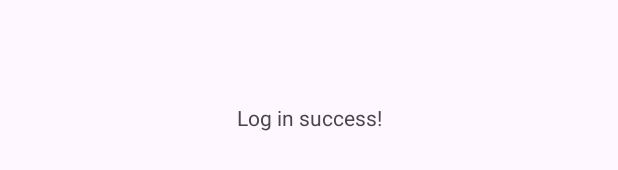
After one commit to githubtvp/HomeTutorProtoType, an Android app: the layout activity_success_log_in.xml on its own in the app's theme, with its tools: preview values and no code run, on a phone screen of 412 x 824 dp. The commit adds this screen. Shown: the part 499-669 px from the top of the screen. Run offline under Robolectric (Android 15) with nearby library versions, the phone set to English and light mode, and no system bars.

Commit message:
Saving latest Updates with script

```diff
--- a/LogIn/app/src/main/AndroidManifest.xml
+++ b/LogIn/app/src/main/AndroidManifest.xml
@@ -13,6 +13,9 @@
         android:theme="@style/Theme.LogIn"
         tools:targetApi="31">
         <activity
+            android:name=".SuccessLogIn"
+            android:exported="false" />
+        <activity
             android:name=".MainActivity"
             android:exported="true">
             <intent-filter>
--- a/LogIn/app/src/main/res/layout/activity_main.xml
+++ b/LogIn/app/src/main/res/layout/activity_main.xml
@@ -30,7 +30,7 @@
         app:layout_constraintTop_toBottomOf="@+id/textView3" />
 
     <Button
-        android:id="@+id/button"
+        android:id="@+id/btnLogIn"
         android:layout_width="132dp"
         android:layout_height="62dp"
         android:layout_marginStart="128dp"
--- /dev/null
+++ b/LogIn/app/src/main/res/layout/activity_success_log_in.xml
@@ -0,0 +1,21 @@
+<?xml version="1.0" encoding="utf-8"?>
+<androidx.constraintlayout.widget.ConstraintLayout xmlns:android="http://schemas.android.com/apk/res/android"
+    xmlns:app="http://schemas.android.com/apk/res-auto"
+    xmlns:tools="http://schemas.android.com/tools"
+    android:layout_width="match_parent"
+    android:layout_height="match_parent"
+    tools:context="Success Login">
+
+    <TextView
+        android:id="@+id/logInStatusMsg"
+        android:layout_width="183dp"
+        android:layout_height="42dp"
+        android:paddingTop="10sp"
+        android:text="Log in success!"
+        android:textAlignment="center"
+        app:layout_constraintBottom_toBottomOf="parent"
+        app:layout_constraintEnd_toEndOf="parent"
+        app:layout_constraintStart_toStartOf="parent"
+        app:layout_constraintTop_toTopOf="parent" />
+
+</androidx.constraintlayout.widget.ConstraintLayout>
```
Also changed, not shown: LogIn/app/src/main/java/com/example/login/MainActivity.kt (+15 -0 lines), LogIn/app/src/main/java/com/example/login/SuccessLogIn.kt (added, +11 -0 lines).
